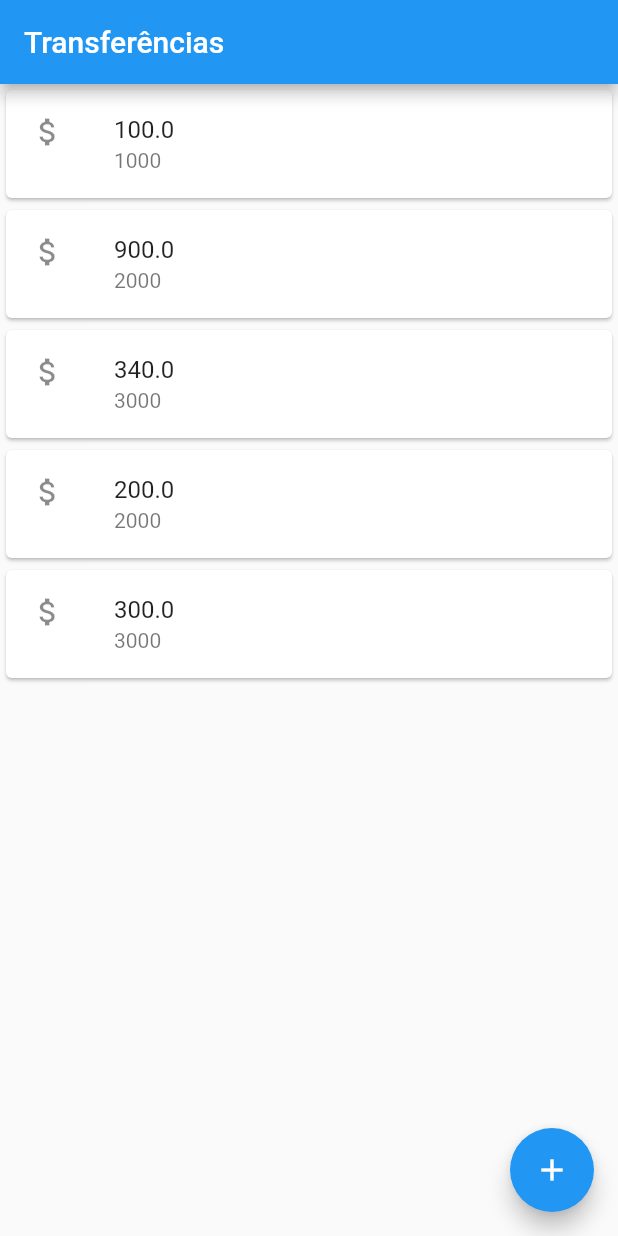
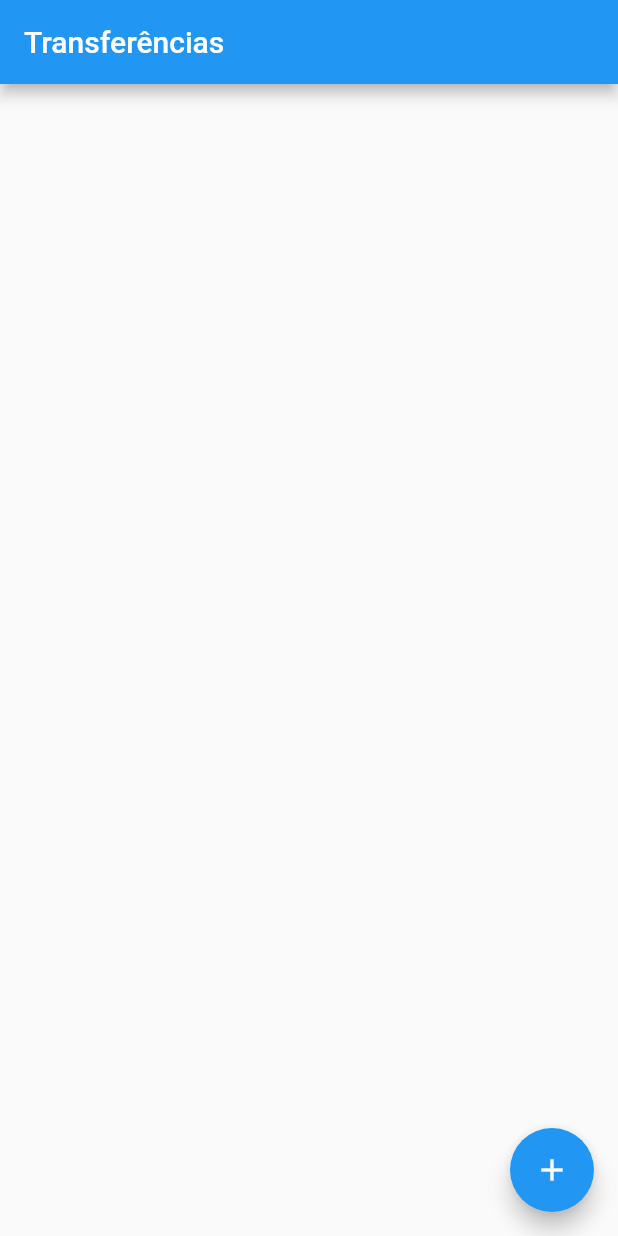
Before and after one commit to Paulo-E-F-Fernandes/treinamento-flutter, a Flutter app: the screen it shows after launch, on a phone screen of 412 x 824 dp. Run offline on Flutter 3.47's test engine with Material 2 defaults, Android fonts, the phone set to English and light mode, and no system bars.

Commit message:
Versão 4.6

```diff
--- a/bytebank/lib/main.dart
+++ b/bytebank/lib/main.dart
@@ -11,6 +11,45 @@
     return MaterialApp(
       home: Scaffold(
         body: ListaTransferencias(),
+      ),
+    );
+  }
+}
+
+class ListaTransferencias extends StatelessWidget {
+  final List<Transferencia> _transferencias = List.empty(growable: true);
+
+  ListaTransferencias({Key? key}) : super(key: key);
+
+  @override
+  Widget build(BuildContext context) {
+    return Scaffold(
+      appBar: AppBar(
+        title: const Text('Transferências'),
+      ),
+      body: ListView.builder(
+        itemCount: _transferencias.length,
+        itemBuilder: (BuildContext context, int index) {
+          final Transferencia transferencia = _transferencias[index];
+          return ItemTranferencia(transferencia);
+        },
+      ),
+      floatingActionButton: FloatingActionButton(
+        child: const Icon(Icons.add),
+        onPressed: () {
+          final Future<Transferencia?> future = Navigator.push(
+            context,
+            MaterialPageRoute(builder: (context) {
+              return FormularioTransferencias();
+            }),
+          );
+
+          future.then((transferenciaRecebida) {
+            if (transferenciaRecebida != null) {
+              _transferencias.add(transferenciaRecebida);
+            }
+          });
+        },
       ),
     );
   }
@@ -60,70 +99,6 @@
   }
 }
 
-class Editor extends StatelessWidget {
-  final TextEditingController controller;
-  final String labelText;
-  final String? hintText;
-  final TextInputType? keyboardType;
-  final IconData? iconData;
-
-  const Editor(this.controller, this.labelText, {super.key, this.hintText, this.keyboardType, this.iconData});
-
-  @override
-  Widget build(BuildContext context) {
-    return Padding(
-      padding: const EdgeInsets.fromLTRB(16.0, 8.0, 16.0, 8.0),
-      child: TextField(
-        controller: controller,
-        style: const TextStyle(
-          fontSize: 24.0,
-        ),
-        decoration: InputDecoration(
-          icon: iconData != null ? Icon(iconData) : null,
-          labelText: labelText,
-          hintText: hintText,
-        ),
-        keyboardType: keyboardType,
-      ),
-    );
-  }
-}
-
-class ListaTransferencias extends StatelessWidget {
-  const ListaTransferencias({Key? key}) : super(key: key);
-
-  @override
-  Widget build(BuildContext context) {
-    return Scaffold(
-      appBar: AppBar(
-        title: const Text('Transferências'),
-      ),
-      body: Column(
-        children: [
-          ItemTranferencia(Transferencia(1000, 100.0)),
-          ItemTranferencia(Transferencia(2000, 900.0)),
-          ItemTranferencia(Transferencia(3000, 340.0)),
-          ItemTranferencia(Transferencia(2000, 200.0)),
-          ItemTranferencia(Transferencia(3000, 300.0)),
-        ],
-      ),
-      floatingActionButton: FloatingActionButton(
-        child: const Icon(Icons.add),
-        onPressed: () {
-          final Future<Transferencia?> future = Navigator.push(
-            context,
-            MaterialPageRoute(builder: (context) {
-              return FormularioTransferencias();
-            }),
-          );
-
-          future.then((transferenciaRecebida) => debugPrint('$transferenciaRecebida'));
-        },
-      ),
-    );
-  }
-}
-
 class ItemTranferencia extends StatelessWidget {
   // private
   final Transferencia _transferencia;
@@ -153,3 +128,32 @@
     return 'Transferencia {nrConta: $nrConta, vlTransferencia: $vlTransferencia}';
   }
 }
+
+class Editor extends StatelessWidget {
+  final TextEditingController controller;
+  final String labelText;
+  final String? hintText;
+  final TextInputType? keyboardType;
+  final IconData? iconData;
+
+  const Editor(this.controller, this.labelText, {super.key, this.hintText, this.keyboardType, this.iconData});
+
+  @override
+  Widget build(BuildContext context) {
+    return Padding(
+      padding: const EdgeInsets.fromLTRB(16.0, 8.0, 16.0, 8.0),
+      child: TextField(
+        controller: controller,
+        style: const TextStyle(
+          fontSize: 24.0,
+        ),
+        decoration: InputDecoration(
+          icon: iconData != null ? Icon(iconData) : null,
+          labelText: labelText,
+          hintText: hintText,
+        ),
+        keyboardType: keyboardType,
+      ),
+    );
+  }
+}
```
